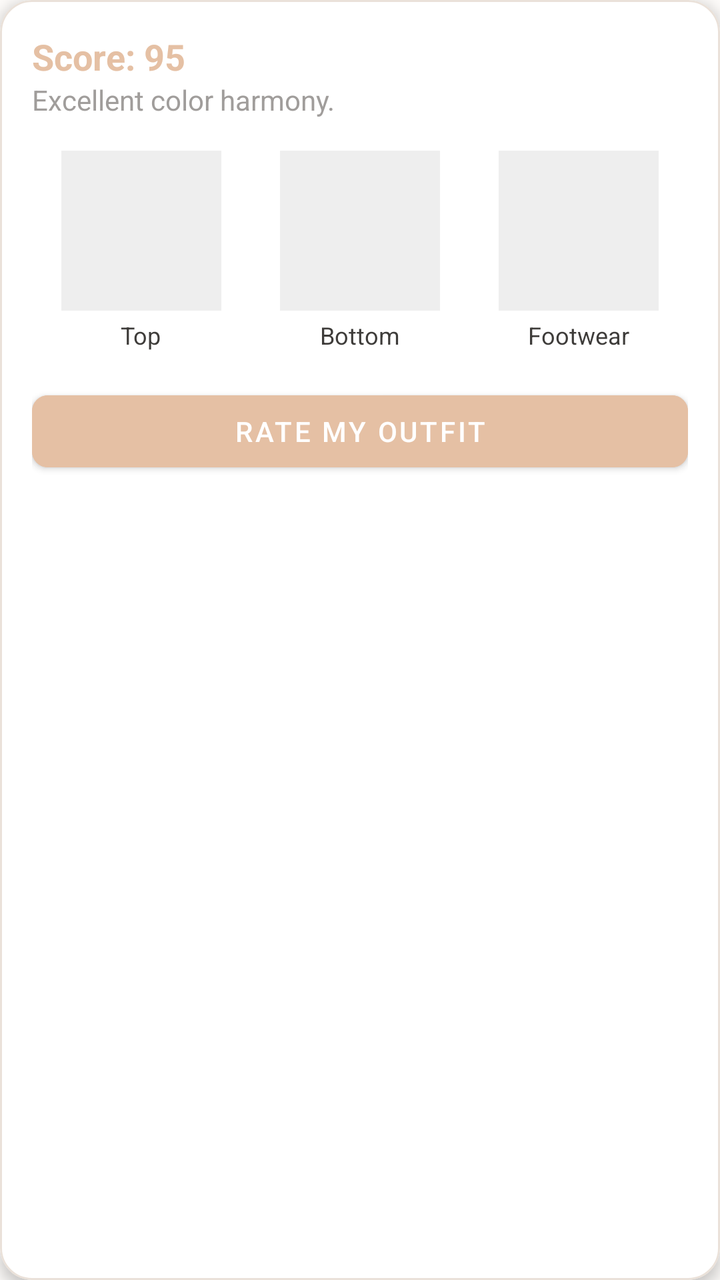
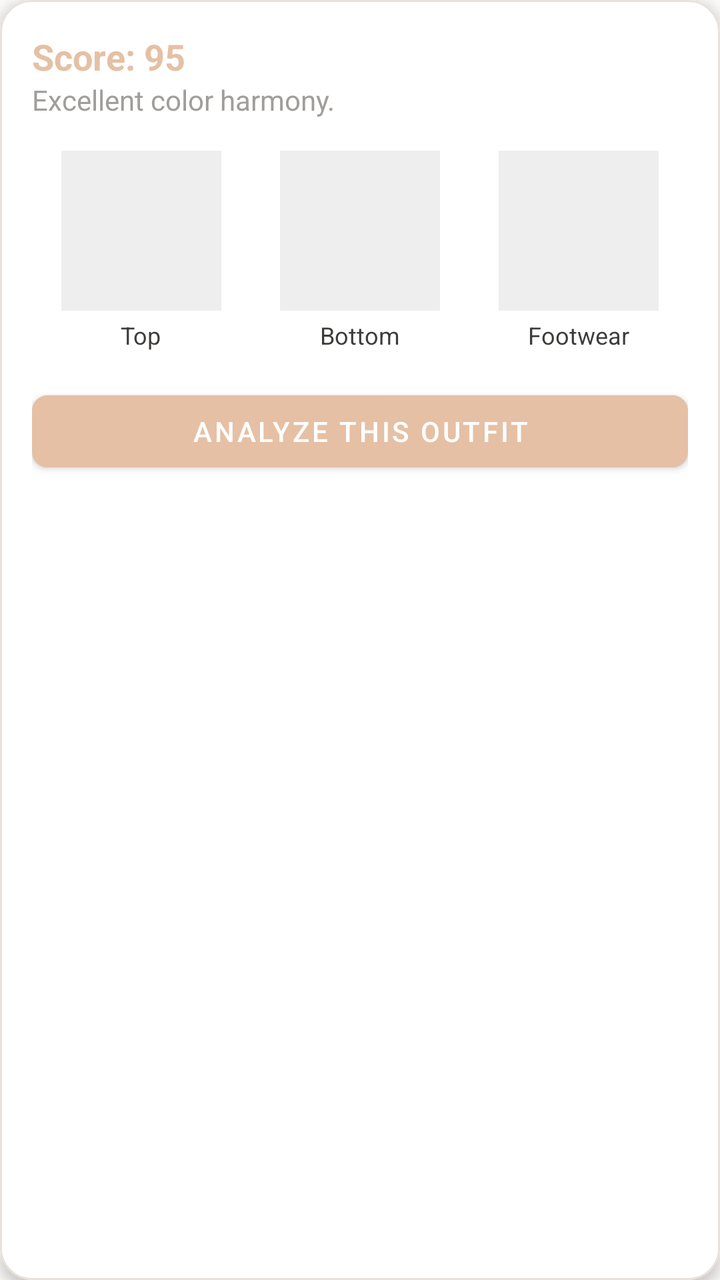

Two renders of the same Android screen: before a commit and after it. Below are the layout's source before the change and the commit's diff.
<!-- AndroidManifest.xml: application theme Theme.OutfitStudio -->
<!-- res/layout/item_outfit_card.xml -->
<?xml version="1.0" encoding="utf-8"?>
<com.google.android.material.card.MaterialCardView xmlns:android="http://schemas.android.com/apk/res/android"
    xmlns:app="http://schemas.android.com/apk/res-auto"
    android:layout_width="match_parent"
    android:layout_height="wrap_content"
    android:layout_margin="8dp"
    app:cardCornerRadius="16dp"
    app:cardElevation="4dp"
    app:strokeColor="@color/card_border"
    app:strokeWidth="1dp">

    <LinearLayout
        android:layout_width="match_parent"
        android:layout_height="wrap_content"
        android:orientation="vertical"
        android:padding="16dp">

        <TextView
            android:id="@+id/tvScore"
            android:layout_width="match_parent"
            android:layout_height="wrap_content"
            android:text="Score: 95"
            android:textSize="18sp"
            android:textStyle="bold"
            android:textColor="@color/primary"/>

        <TextView
            android:id="@+id/tvReason"
            android:layout_width="match_parent"
            android:layout_height="wrap_content"
            android:text="Excellent color harmony."
            android:textSize="14sp"
            android:textColor="@color/text_hint"
            android:layout_marginBottom="16dp"/>

        <LinearLayout
            android:layout_width="match_parent"
            android:layout_height="wrap_content"
            android:orientation="horizontal"
            android:weightSum="3">

            
            <LinearLayout
                android:layout_width="0dp"
                android:layout_height="wrap_content"
                android:layout_weight="1"
                android:orientation="vertical"
                android:gravity="center">
                
                <ImageView
                    android:id="@+id/ivTop"
                    android:layout_width="80dp"
                    android:layout_height="80dp"
                    android:scaleType="centerCrop"
                    android:background="#EEEEEE"/>
                <TextView
                    android:id="@+id/tvTopName"
                    android:layout_width="wrap_content"
                    android:layout_height="wrap_content"
                    android:text="Top"
                    android:textSize="12sp"
                    android:lines="1"
                    android:ellipsize="end"
                    android:layout_marginTop="4dp"/>
            </LinearLayout>

            
            <LinearLayout
                android:layout_width="0dp"
                android:layout_height="wrap_content"
                android:layout_weight="1"
                android:orientation="vertical"
                android:gravity="center">
                
                <ImageView
                    android:id="@+id/ivBottom"
                    android:layout_width="80dp"
                    android:layout_height="80dp"
                    android:scaleType="centerCrop"
                    android:background="#EEEEEE"/>
                <TextView
                    android:id="@+id/tvBottomName"
                    android:layout_width="wrap_content"
                    android:layout_height="wrap_content"
                    android:text="Bottom"
                    android:textSize="12sp"
                    android:lines="1"
                    android:ellipsize="end"
                    android:layout_marginTop="4dp"/>
            </LinearLayout>

            
            <LinearLayout
                android:layout_width="0dp"
                android:layout_height="wrap_content"
                android:layout_weight="1"
                android:orientation="vertical"
                android:gravity="center">
                
                <ImageView
                    android:id="@+id/ivFootwear"
                    android:layout_width="80dp"
                    android:layout_height="80dp"
                    android:scaleType="centerCrop"
                    android:background="#EEEEEE"/>
                <TextView
                    android:id="@+id/tvFootwearName"
                    android:layout_width="wrap_content"
                    android:layout_height="wrap_content"
                    android:text="Footwear"
                    android:textSize="12sp"
                    android:lines="1"
                    android:ellipsize="end"
                    android:layout_marginTop="4dp"/>
            </LinearLayout>

        </LinearLayout>

        <com.google.android.material.button.MaterialButton
            android:id="@+id/btnRateOutfit"
            android:layout_width="match_parent"
            android:layout_height="wrap_content"
            android:layout_marginTop="16dp"
            android:text="Rate My Outfit"
            app:cornerRadius="8dp"
            android:backgroundTint="@color/primary"/>

    </LinearLayout>

</com.google.android.material.card.MaterialCardView>
<!-- resources referenced by this layout -->
<resources>
  <color name="card_border">#EAE1D9</color>
  <color name="primary">#E5C0A4</color>
  <color name="text_hint">#A09D9B</color>
  <style name="Theme.OutfitStudio" parent="Theme.MaterialComponents.Light.NoActionBar">
          <item name="android:textColor">@color/on_background</item>
          <item name="android:textColorHint">@color/text_hint</item>
          
          <item name="colorPrimary">@color/primary</item>
          <item name="colorPrimaryVariant">@color/primary_variant</item>
          <item name="colorOnPrimary">@color/on_primary</item>
          
          <item name="colorSecondary">@color/primary</item>
          <item name="colorSecondaryVariant">@color/primary_variant</item>
          <item name="colorOnSecondary">@color/on_primary</item>
          
          <item name="android:colorBackground">@color/background</item>
          <item name="colorSurface">@color/surface</item>
          
          <item name="android:statusBarColor">@color/background</item>
          <item name="android:windowLightStatusBar">true</item>
      </style>
  <color name="on_background">#3E3C3A</color>
  <color name="primary_variant">#D8A58B</color>
  <color name="on_primary">#FFFFFF</color>
  <color name="background">#FDFBF9</color>
  <color name="surface">#FFFFFF</color>
</resources>

<!-- the commit's change to res/layout/item_outfit_card.xml (unified diff, before → after) -->
@@ -121,7 +121,7 @@
             android:layout_width="match_parent"
             android:layout_height="wrap_content"
             android:layout_marginTop="16dp"
-            android:text="Rate My Outfit"
+            android:text="ANALYZE THIS OUTFIT"
             app:cornerRadius="8dp"
             android:backgroundTint="@color/primary"/>
 
